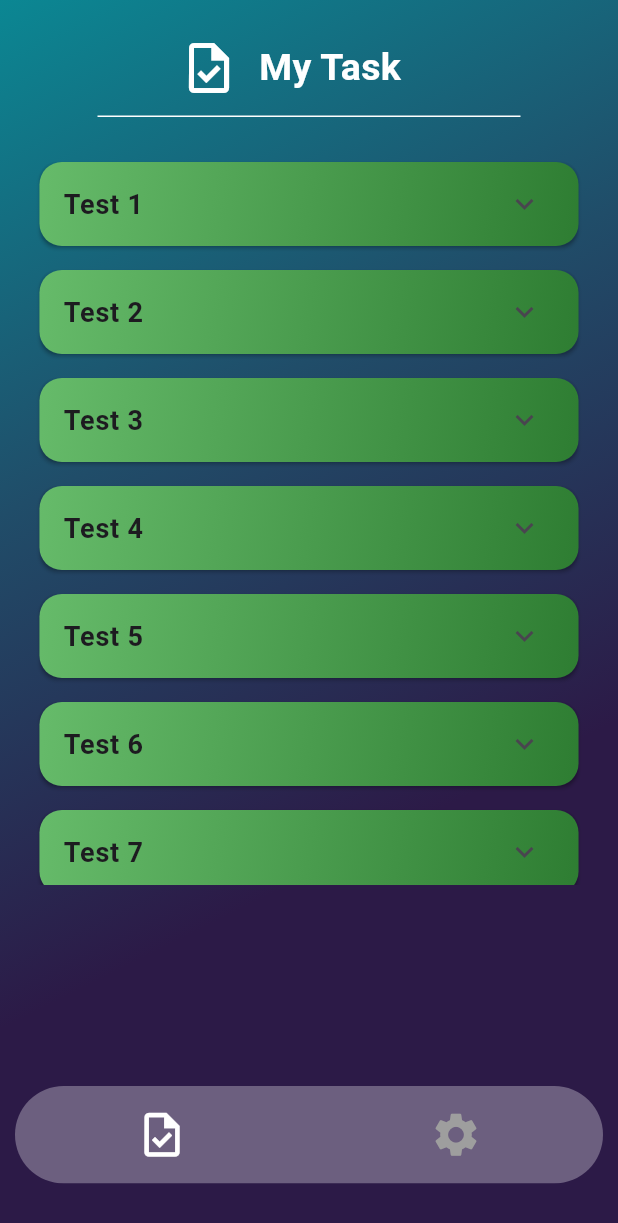
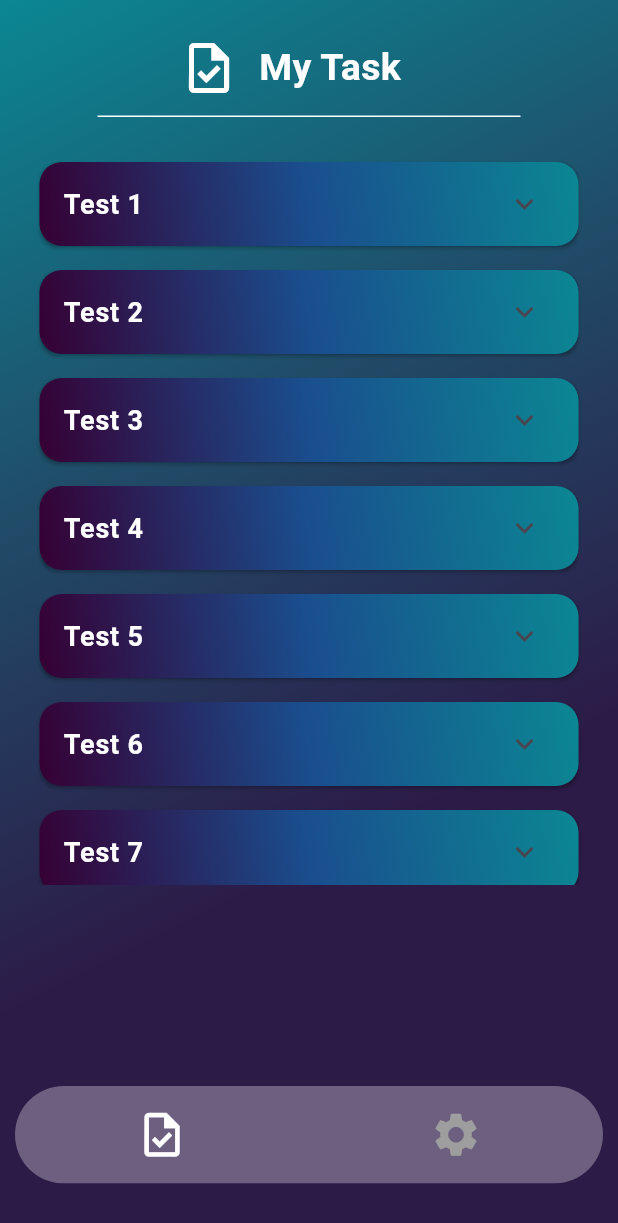
Before and after one commit to Kaynny32/TaskManagerFlutter, a Flutter app: the screen it shows after launch, on a phone screen of 412 x 824 dp. Shown: the top 1223 px of the screen. Run offline on Flutter 3.47's test engine with Material 3 defaults, Android fonts, the phone set to English and light mode, and no system bars.

Commit message:
Add Gradient

```diff
--- a/task_manager/lib/models/ColorGradient.dart
+++ b/task_manager/lib/models/ColorGradient.dart
@@ -47,6 +47,22 @@ class Colorgradient
       name: 'SmoothMulticolor',
       colors: [Color(0xFF0b8793), Color(0xFF204d69),Color(0xFF2c1a47),Color(0xFF2c1a47)],
     ),
+    Colorgradient(
+      name: 'SmoothMulticolor',
+      colors: [Color(0xFF0b8793), Color(0xFF204d69),Color(0xFF2c1a47),Color(0xFF2c1a47)],
+    ),
+    Colorgradient(
+      name: 'Evening sunset',
+      colors: [Color(0xFF0b8793), Color(0xFF1a4e8e), Color(0xFF360033)],
+      begin: Alignment.topRight,
+      end: Alignment.bottomLeft,
+    ),
+    Colorgradient(
+      name: 'Golden gradient',
+      colors: [Color(0xFFFFD700), Color(0xFFFFBF00)],
+      begin: Alignment.topRight,
+      end: Alignment.bottomLeft,
+    ),
   ];
 
   // Метод для получения градиента по индексу
--- a/task_manager/lib/widgets/task_card.dart
+++ b/task_manager/lib/widgets/task_card.dart
@@ -71,7 +71,7 @@ class _CardItemProjectState extends State<CardItemProject>
       margin: const EdgeInsets.symmetric(horizontal: 16, vertical: 8),
       child: Container(
         decoration: BoxDecoration(
-          gradient: Colorgradient.getByName('Forest'),
+          gradient: Colorgradient.getByName('Evening sunset'),
           borderRadius: BorderRadius.all(Radius.circular(15)),
         ),
         child: Column(
@@ -84,6 +84,7 @@ class _CardItemProjectState extends State<CardItemProject>
                 style: const TextStyle(
                   fontWeight: FontWeight.bold,
                   fontSize: 18,
+                  color: Colors.white
                 ),
               ),
               trailing: RotationTransition(
@@ -109,7 +110,11 @@ class _CardItemProjectState extends State<CardItemProject>
                           alignment: AlignmentGeometry.centerLeft,
                           child: Text(
                             'Description',
-                            style: TextStyle(fontWeight: FontWeight.bold),
+                            style: TextStyle(
+                                fontWeight: FontWeight.bold,
+                                color: Colors.white,
+                                fontSize: 24,
+                              ),
                           ),
                         ),
                         SizedBox(height: 8),
@@ -117,6 +122,10 @@ class _CardItemProjectState extends State<CardItemProject>
                           alignment: AlignmentGeometry.centerLeft,
                           child: Text(
                             'Ваш длинный текст здесь...fdglkjdfglkjglkdfjglkdjglkdfjglkdjglkdjglkdjgdlkjgdlkjgdlkgjdlgkjdflkgkdjfglkdfjglkfdjglkdfjglkdfjglkdfjglkdfjglk',
+                            style: TextStyle(
+                              color: Colors.grey[400],
+                              fontSize: 18,
+                            ),
                             softWrap: true,
                             overflow: TextOverflow.visible,
                           ),
@@ -141,13 +150,20 @@ class _CardItemProjectState extends State<CardItemProject>
                                   Text(
                                     'Status',
                                     style: TextStyle(
-                                      color: Colors.black,
+                                      color: Colors.white,
                                       fontSize: 22,
                                       fontWeight: FontWeight.bold,
                                     ),
                                   ),
-                                  SizedBox(height: 5), // Вместо spacing
-                                  Text('В процессе'),
+
+                                  SizedBox(height: 2),
+
+                                  Text('В процессе',
+                                    style: TextStyle(
+                                      color: Colors.grey[400],
+                                      fontSize: 18,
+                                    ),
+                                  ),
                                 ],
                               ),
                             ),
@@ -157,16 +173,22 @@ class _CardItemProjectState extends State<CardItemProject>
                                 mainAxisSize: MainAxisSize.min,
                                 crossAxisAlignment: CrossAxisAlignment.center,
                                 children: [
-                                  Text(
-                                    'Priority',
-                                    style: TextStyle(
-                                      color: Colors.black,
-                                      fontSize: 22,
-                                      fontWeight: FontWeight.bold,
+                                Text(
+                                  'Priority',
+                                  style: TextStyle(
+                                    color: Colors.white,
+                                    fontSize: 22,
+                                    fontWeight: FontWeight.bold,
+                                  ),
+                                ),
+
+                                SizedBox(height: 2),
+
+                                Text('data',style: TextStyle(
+                                      color: Colors.grey[400],
+                                      fontSize: 18,
                                     ),
                                   ),
-                                  SizedBox(height: 5), // Вместо spacing
-                                  Text('data'),
                                 ],
                               ),
                             ),
```
